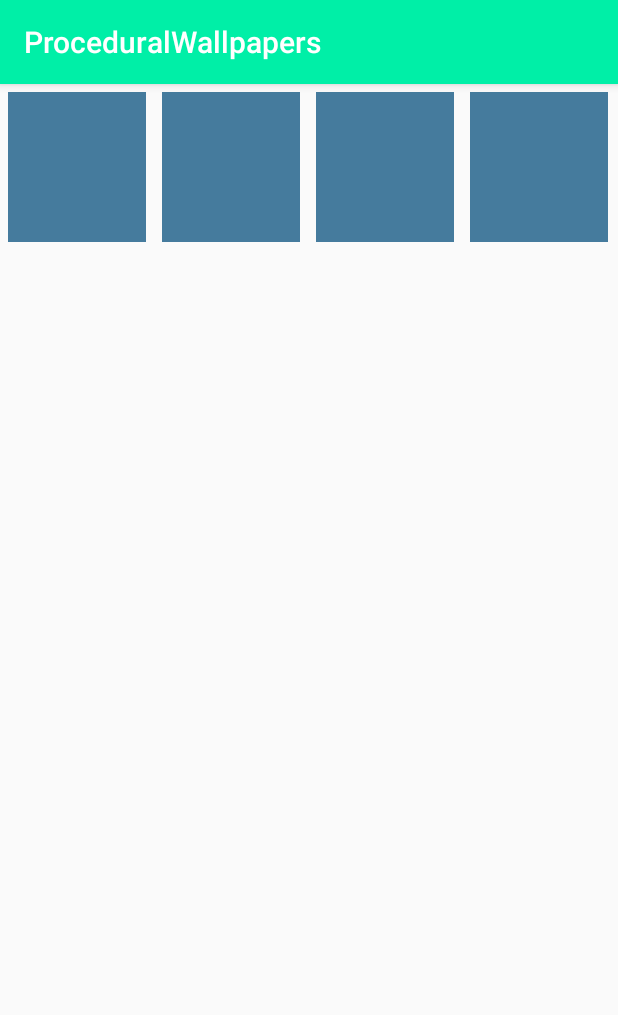
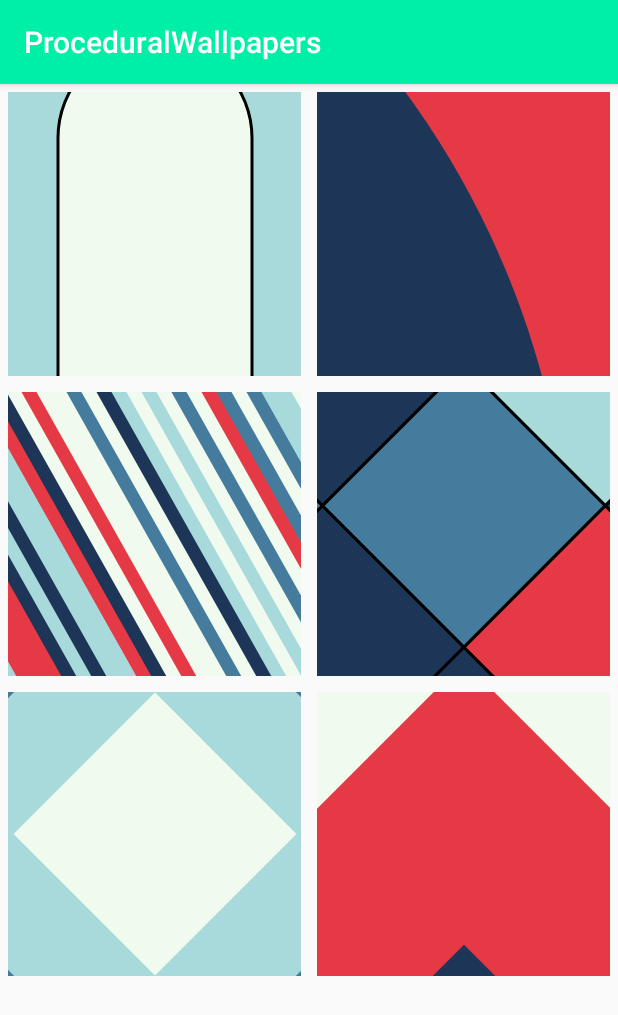
Before and after one commit to hdmi/ProceduralWallpapers, an Android app: the WallpaperChooserActivity screen opened directly, with no data from a screen before it, on a phone screen of 412 x 824 dp. Shown: the top 1015 px of the screen. Run offline under Robolectric (Android 15) with nearby library versions, the phone set to English and light mode, and no system bars.

Commit message:
Implementing wallpaper style chooser

```diff
--- a/app/src/main/java/imdh/tfm/proceduralwallpapers/adapters/WallpaperChooserAdapter.java
+++ b/app/src/main/java/imdh/tfm/proceduralwallpapers/adapters/WallpaperChooserAdapter.java
@@ -1,8 +1,7 @@
 package imdh.tfm.proceduralwallpapers.adapters;
 
 import android.content.Context;
-import android.graphics.drawable.BitmapDrawable;
-import android.graphics.drawable.Drawable;
+import android.graphics.Bitmap;
 import android.view.LayoutInflater;
 import android.view.View;
 import android.view.ViewGroup;
@@ -12,8 +11,9 @@ import android.widget.ImageButton;
 import java.util.ArrayList;
 import java.util.Arrays;
 
+import imdh.tfm.proceduralwallpapers.Constants;
 import imdh.tfm.proceduralwallpapers.R;
-import imdh.tfm.proceduralwallpapers.wallpapers.GenericWallpaper;
+import imdh.tfm.proceduralwallpapers.wallpapers.ExactWallpaper;
 
 import static imdh.tfm.proceduralwallpapers.Constants.WALLPAPERS_NAMES;
 
@@ -39,7 +39,7 @@ public class WallpaperChooserAdapter extends BaseAdapter {
 
     @Override
     public int getCount() {
-        return 4;
+        return enabledWallpapers.size();
     }
 
     @Override
@@ -62,35 +62,18 @@ public class WallpaperChooserAdapter extends BaseAdapter {
         }
         picture = (ImageButton) v.findViewById(R.id.grid_image);
 
-//        if(UtilsWallpaper.randomBetween(0,2)%2 == 0) picture.setBackgroundColor(0xff00ff);
-        GenericWallpaper g = new GenericWallpaper(50,50);
-        g.fillWithColor(0x00ff00);
-        Drawable a = new BitmapDrawable(g.getBitmap());
-        picture.setImageDrawable(a);
+        ExactWallpaper g = new ExactWallpaper(Constants.W_ARCS);
+//        Drawable a = new BitmapDrawable(g.getBitmap());
+//        String p = Environment.getExternalStoragePublicDirectory(DIRECTORY_PICTURES).getAbsolutePath()+ File.separator + mContext.getString(R.string.app_name);
+//        new BitmapStorageExport(g.getBitmap(), v, p).execute();
 
+//        picture.setImageDrawable(g.getBitmap());
+        Bitmap bitmap = new ExactWallpaper(enabledWallpapers.get(position)).getBitmap();
+        Bitmap.createScaledBitmap(bitmap, bitmap.getWidth()/10, bitmap.getHeight()/10, false);
+        picture.setImageBitmap(bitmap);
 
         return v;
     }
 
-//    private ArrayList<String> getClassesOfPackage(String packageName) {
-//        ArrayList<String> classes = new ArrayList<String>();
-//        try {
-//            String packageCodePath = mContext.getApplicationContext().getPackageCodePath();
-//            System.out.println("PackageCodePath: "+ packageCodePath);
-//
-//            DexFile df = new DexFile(packageCodePath);
-//            for (Enumeration<String> iter = df.entries(); iter.hasMoreElements(); ) {
-//                String className = iter.nextElement();
-//                System.out.println("Class: "+className);
-//                if (className.contains(packageName)) {
-//                    classes.add(className.substring(className.lastIndexOf(".") + 1, className.length()));
-//                }
-//            }
-//        } catch (IOException e) {
-//            e.printStackTrace();
-//        }
-//
-//        return classes;
-//    }
 
 }
--- a/app/src/main/res/layout/activity_wallpaper_chooser.xml
+++ b/app/src/main/res/layout/activity_wallpaper_chooser.xml
@@ -6,7 +6,7 @@
     tools:context=".activities.WallpaperChooserActivity" >
 
     <GridView
-        android:numColumns="auto_fit"
+        android:numColumns="2"
         android:gravity="center"
         android:columnWidth="100dp"
         android:stretchMode="columnWidth"
--- a/app/src/main/res/layout/item_wallpaper_chooser.xml
+++ b/app/src/main/res/layout/item_wallpaper_chooser.xml
@@ -1,15 +1,15 @@
 <?xml version="1.0" encoding="utf-8"?>
 <LinearLayout xmlns:android="http://schemas.android.com/apk/res/android"
     xmlns:tools="http://schemas.android.com/tools"
-    android:layout_width="wrap_content"
-    android:layout_height="wrap_content"
+    android:layout_width="match_parent"
+    android:layout_height="200dp"
     android:padding="5dp" >
 
     <ImageButton
         android:id="@+id/grid_image"
-        android:layout_width="100dp"
-        android:layout_height="100dp"
-        android:background="@color/color_tab_2">
+        android:layout_width="match_parent"
+        android:layout_height="match_parent"
+        android:background="@color/color_tab_1">
     </ImageButton>
 
 </LinearLayout>
```
Also changed, not shown: app/src/main/java/imdh/tfm/proceduralwallpapers/fragments/ThirdFragment.java (line endings or trailing spaces), 2 other files.
